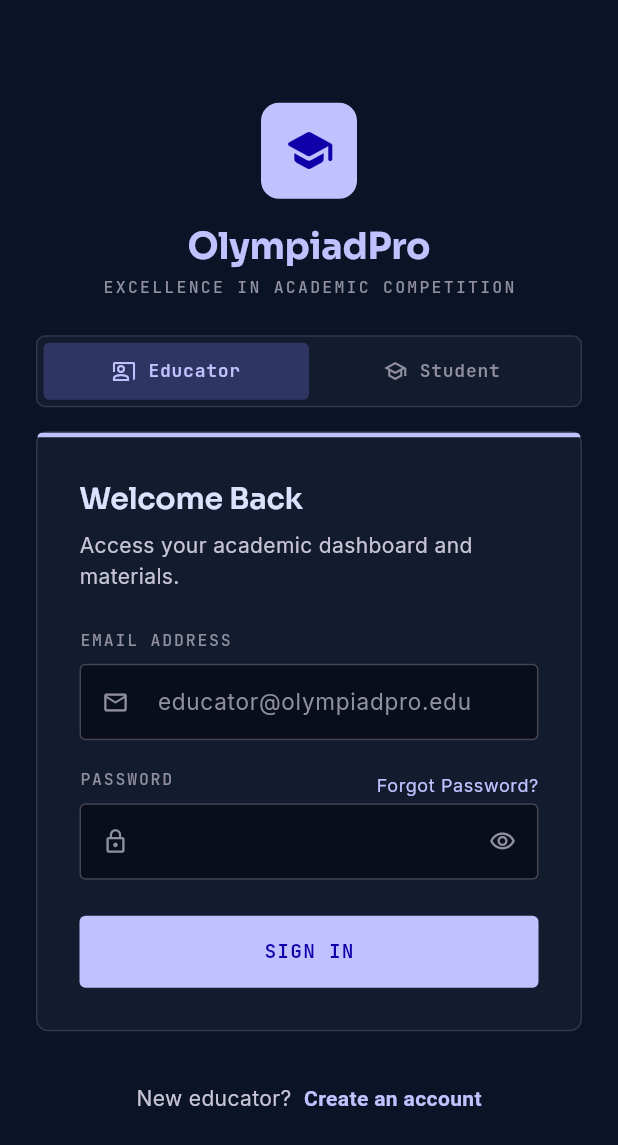
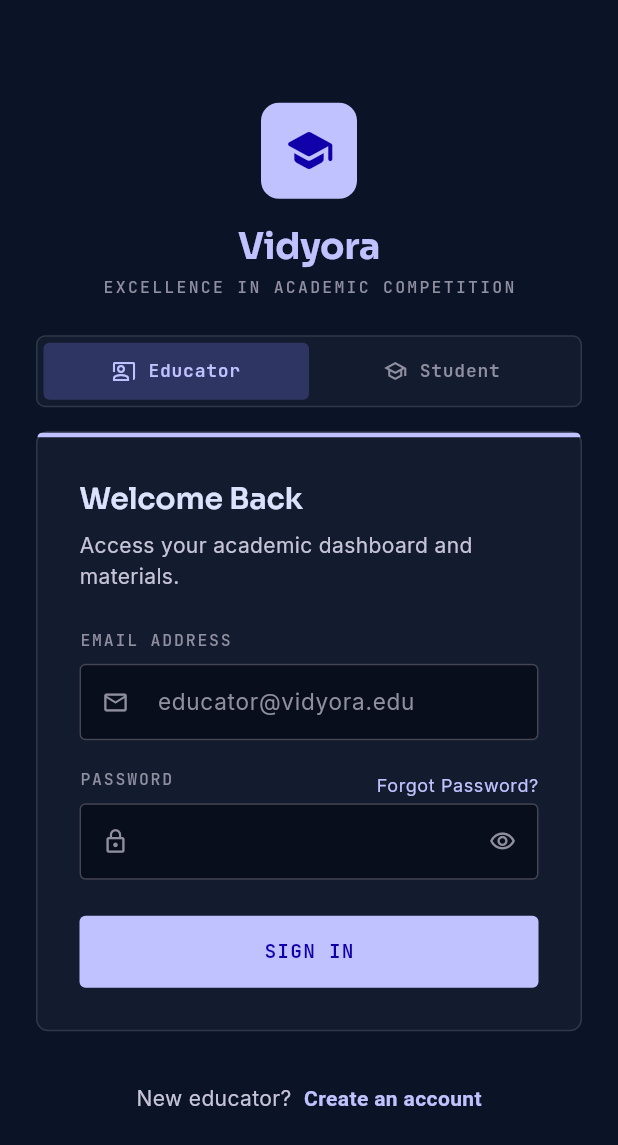
Before and after one commit to BharathMallesh/OlympiadPro, a Flutter app: the screen it shows after launch, on a phone screen of 412 x 824 dp. Shown: the top 1145 px of the screen. Run offline on Flutter 3.47's test engine with Material 3 defaults, Android fonts, the phone set to English and light mode, and no system bars; our stand-ins replace connectivity_plus, file_picker, flutter_secure_storage, go_router, google_fonts, image_picker and 1 more; missing offline and left inert: flutter_math_fork.

Commit message:
Rebrand: OlympiadPro -> Vidyora (app UI, web title/manifest, class names)
User-facing name change across all screens + the VidyoraApp class, web tab
title and PWA manifest. Dart package name left as-is (no package: self-imports).

Co-Authored-By: Claude Opus 4.8 <noreply@anthropic.com>

```diff
--- a/lib/app/theme.dart
+++ b/lib/app/theme.dart
@@ -1,7 +1,7 @@
 import 'package:flutter/material.dart';
 import 'package:google_fonts/google_fonts.dart';
 
-/// Central design tokens derived from the OlympiadPro / MathKraft
+/// Central design tokens derived from the Vidyora / MathKraft
 /// "Academic Dark" design system.
 class AppColors {
   // Surfaces (Deep Space tonal layers)
--- a/lib/data/api.dart
+++ b/lib/data/api.dart
@@ -17,7 +17,7 @@ class ApiException implements Exception {
   String toString() => message;
 }
 
-/// HTTP client for the OlympiadPro Rust backend. Holds the bearer token
+/// HTTP client for the Vidyora Rust backend. Holds the bearer token
 /// (persisted to shared_preferences) for whichever role is signed in.
 class ApiClient {
   ApiClient._();
--- a/lib/main.dart
+++ b/lib/main.dart
@@ -12,16 +12,16 @@ Future<void> main() async {
   await connectivity.init();
   // When any request gets a 401, clear the session and send the user to login.
   api.onUnauthorized = () => router.go('/login');
-  runApp(const OlympiadProApp());
+  runApp(const VidyoraApp());
 }
 
-class OlympiadProApp extends StatelessWidget {
-  const OlympiadProApp({super.key});
+class VidyoraApp extends StatelessWidget {
+  const VidyoraApp({super.key});
 
   @override
   Widget build(BuildContext context) {
     return MaterialApp.router(
-      title: 'OlympiadPro · Educator',
+      title: 'Vidyora · Educator',
       debugShowCheckedModeBanner: false,
       theme: AppTheme.dark,
       routerConfig: router,
--- a/lib/screens/analytics/class_heatmap_screen.dart
+++ b/lib/screens/analytics/class_heatmap_screen.dart
@@ -75,7 +75,7 @@ class _ClassHeatmapScreenState extends State<ClassHeatmapScreen> {
   @override
   Widget build(BuildContext context) {
     return AppShell(
-      brand: 'OlympiadPro',
+      brand: 'Vidyora',
       currentRoute: '/analytics/class',
       title: 'Class Analytics',
       actions: [
--- a/lib/screens/analytics/exam_analytics_screen.dart
+++ b/lib/screens/analytics/exam_analytics_screen.dart
@@ -77,7 +77,7 @@ class _ExamAnalyticsScreenState extends State<ExamAnalyticsScreen> {
   @override
   Widget build(BuildContext context) {
     return AppShell(
-      brand: 'OlympiadPro',
+      brand: 'Vidyora',
       currentRoute: '/analytics/exam',
       title: 'Exam Analytics',
       body: _buildBody(context),
--- a/lib/screens/auth/login_screen.dart
+++ b/lib/screens/auth/login_screen.dart
@@ -68,7 +68,7 @@ class _LoginScreenState extends State<LoginScreen> {
                       color: AppColors.onPrimary, size: 34),
                 ),
                 const SizedBox(height: 16),
-                Text('OlympiadPro',
+                Text('Vidyora',
                     style: Theme.of(context).textTheme.headlineMedium?.copyWith(
                         color: AppColors.primary, fontWeight: FontWeight.w700)),
                 const SizedBox(height: 4),
@@ -143,7 +143,7 @@ class _LoginScreenState extends State<LoginScreen> {
                           icon: Icons.mail_outline,
                           hint: _isStudent
                               ? 'student@school.edu'
-                              : 'educator@olympiadpro.edu'),
+                              : 'educator@vidyora.edu'),
                       const SizedBox(height: 18),
                       Row(
                         mainAxisAlignment: MainAxisAlignment.spaceBetween,
--- a/lib/screens/auth/onboarding_finalize_screen.dart
+++ b/lib/screens/auth/onboarding_finalize_screen.dart
@@ -198,7 +198,7 @@ class _OnboardingFinalizeScreenState extends State<OnboardingFinalizeScreen> {
         child: Row(children: [
           const Icon(Icons.school_rounded, color: AppColors.primary),
           const SizedBox(width: 8),
-          Text('OlympiadPro',
+          Text('Vidyora',
               style: Theme.of(context).textTheme.titleLarge
                   ?.copyWith(color: AppColors.primary, fontWeight: FontWeight.w700)),
         ]),
--- a/lib/screens/auth/registration_screen.dart
+++ b/lib/screens/auth/registration_screen.dart
@@ -136,7 +136,7 @@ class _Header extends StatelessWidget {
         child: Row(children: [
           const Icon(Icons.school_rounded, color: AppColors.primary),
           const SizedBox(width: 8),
-          Text('OlympiadPro',
+          Text('Vidyora',
               style: Theme.of(context).textTheme.titleLarge
                   ?.copyWith(color: AppColors.primary, fontWeight: FontWeight.w700)),
           const Spacer(),
--- a/lib/screens/dashboard/dashboard_screen.dart
+++ b/lib/screens/dashboard/dashboard_screen.dart
@@ -59,7 +59,7 @@ class _DashboardScreenState extends State<DashboardScreen> {
   Widget build(BuildContext context) {
     final teacherName = _me?['full_name'] as String? ?? '·';
     return AppShell(
-      brand: 'OlympiadPro',
+      brand: 'Vidyora',
       currentRoute: '/dashboard',
       title: 'Dashboard',
       actions: [
--- a/lib/screens/grading/submission_list_screen.dart
+++ b/lib/screens/grading/submission_list_screen.dart
@@ -102,7 +102,7 @@ class _SubmissionListScreenState extends State<SubmissionListScreen> {
         : (scores.reduce((a, b) => a + b) / scores.length).toStringAsFixed(1);
 
     return AppShell(
-      brand: 'OlympiadPro',
+      brand: 'Vidyora',
       currentRoute: '/grading/submissions',
       titleWidget: Row(children: [
         Text('Exams',
--- a/lib/screens/student/hub_screen.dart
+++ b/lib/screens/student/hub_screen.dart
@@ -70,7 +70,7 @@ class _StudentHubScreenState extends State<StudentHubScreen> {
   @override
   Widget build(BuildContext context) {
     return StudentShell(
-      title: 'OlympiadPro',
+      title: 'Vidyora',
       currentTab: 0,
       body: SingleChildScrollView(
         padding: const EdgeInsets.all(AppSpacing.md),
--- a/lib/screens/student/interests_screen.dart
+++ b/lib/screens/student/interests_screen.dart
@@ -33,7 +33,7 @@ class _AcademicInterestsScreenState extends State<AcademicInterestsScreen> {
               tooltip: 'Back',
               icon: const Icon(Icons.arrow_back),
               onPressed: () => context.go('/student/register')),
-          title: Text('OlympiadPro',
+          title: Text('Vidyora',
               style: Theme.of(context).textTheme.titleLarge
                   ?.copyWith(color: AppColors.primary, fontWeight: FontWeight.w700)),
           actions: const [
--- a/lib/screens/student/join_class_screen.dart
+++ b/lib/screens/student/join_class_screen.dart
@@ -31,7 +31,7 @@ class _JoinClassScreenState extends State<JoinClassScreen> {
               tooltip: 'Back',
               icon: const Icon(Icons.arrow_back),
               onPressed: () => context.go('/student/interests')),
-          title: Text('OlympiadPro',
+          title: Text('Vidyora',
               style: Theme.of(context).textTheme.titleLarge
                   ?.copyWith(color: AppColors.primary, fontWeight: FontWeight.w700)),
           actions: [
--- a/lib/screens/student/practice_generator_screen.dart
+++ b/lib/screens/student/practice_generator_screen.dart
@@ -149,7 +149,7 @@ class _PracticeGeneratorScreenState extends State<PracticeGeneratorScreen> {
   @override
   Widget build(BuildContext context) {
     return StudentShell(
-      title: 'OlympiadPro',
+      title: 'Vidyora',
       currentTab: 1,
       body: _loading
           ? const Center(child: CircularProgressIndicator())
--- a/lib/screens/wizard/finalize_settings_screen.dart
+++ b/lib/screens/wizard/finalize_settings_screen.dart
@@ -18,7 +18,7 @@ class FinalizeSettingsScreen extends StatelessWidget {
         backgroundColor: AppColors.background,
         leading: IconButton(
             icon: const Icon(Icons.menu), onPressed: () => context.go('/dashboard')),
-        title: Text('OlympiadPro',
+        title: Text('Vidyora',
             style: Theme.of(context).textTheme.titleLarge
                 ?.copyWith(color: AppColors.primary, fontWeight: FontWeight.w700)),
       ),
--- a/lib/screens/wizard/publish_success_screen.dart
+++ b/lib/screens/wizard/publish_success_screen.dart
@@ -39,7 +39,7 @@ class PublishSuccessScreen extends StatelessWidget {
       backgroundColor: AppColors.background,
       appBar: AppBar(
         backgroundColor: AppColors.background,
-        title: Text('OlympiadPro Console',
+        title: Text('Vidyora Console',
             style: Theme.of(context).textTheme.titleLarge
                 ?.copyWith(color: AppColors.primary, fontWeight: FontWeight.w700)),
         actions: [
--- a/lib/screens/wizard/review_publish_screen.dart
+++ b/lib/screens/wizard/review_publish_screen.dart
@@ -78,7 +78,7 @@ class _ReviewPublishScreenState extends State<ReviewPublishScreen> {
       backgroundColor: AppColors.scaffold,
       appBar: AppBar(
         backgroundColor: AppColors.background,
-        title: Text('OlympiadPro',
+        title: Text('Vidyora',
             style: Theme.of(context).textTheme.titleLarge
                 ?.copyWith(color: AppColors.primary, fontWeight: FontWeight.w700)),
         actions: [
@@ -222,7 +222,7 @@ class _ReviewPublishScreenState extends State<ReviewPublishScreen> {
                                 padding: const EdgeInsets.only(top: 12),
                                 child: Text(
                                     'I confirm that this examination paper adheres to the '
-                                    'internal academic standards of OlympiadPro and follows '
+                                    'internal academic standards of Vidyora and follows '
                                     'the JEE curriculum guidelines. I acknowledge that '
                                     'publishing this exam will notify all registered '
                                     'candidates in the selected categories.',
--- a/lib/screens/wizard/upload_paper_screen.dart
+++ b/lib/screens/wizard/upload_paper_screen.dart
@@ -55,7 +55,7 @@ class _UploadPaperScreenState extends State<UploadPaperScreen> {
         backgroundColor: AppColors.background,
         leading: IconButton(
             icon: const Icon(Icons.menu), onPressed: () => context.go('/dashboard')),
-        title: Text('OlympiadPro',
+        title: Text('Vidyora',
             style: Theme.of(context).textTheme.titleLarge
                 ?.copyWith(color: AppColors.primary, fontWeight: FontWeight.w700)),
         actions: [
--- a/lib/widgets/app_shell.dart
+++ b/lib/widgets/app_shell.dart
@@ -29,7 +29,7 @@ class AppShell extends StatelessWidget {
     required this.body,
     this.currentRoute,
     this.actions,
-    this.brand = 'OlympiadPro',
+    this.brand = 'Vidyora',
     this.titleWidget,
     this.bottomBar,
   });
```
Also changed, not shown: 2 other files.
